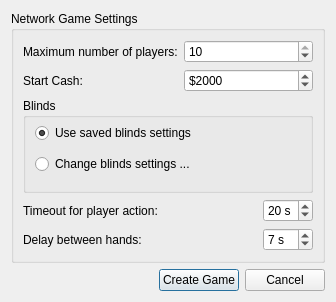
Above: src/gui/qt/createnetworkgamedialog.ui from ph4n70mr1ddl3r/pokerth before the change. Below: the same form after it.
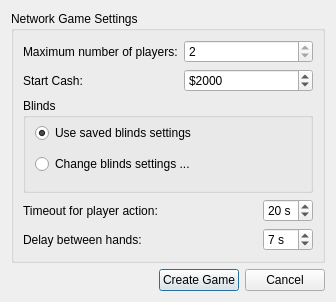
That is the form after the change.

```diff
--- a/src/gui/qt/createnetworkgamedialog.ui
+++ b/src/gui/qt/createnetworkgamedialog.ui
@@ -39,10 +39,10 @@
          <number>2</number>
         </property>
         <property name="maximum">
-         <number>10</number>
+          <number>2</number>
         </property>
         <property name="value">
-         <number>10</number>
+          <number>2</number>
         </property>
        </widget>
       </item>
```
Lines whose indentation alone changed are shown as unchanged.
